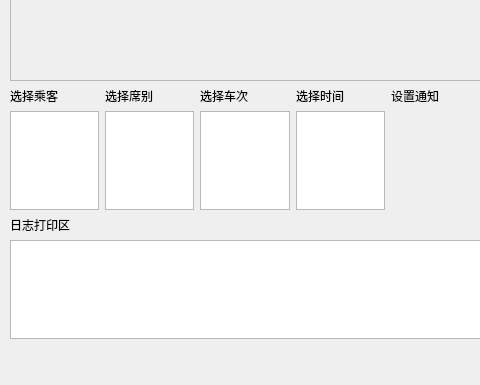
godesady/qt-12306, file UI.ui: the form before one commit; both pictures show x 0 to 480 and y 221 to 606 of the 1344 by 606 pixel window.
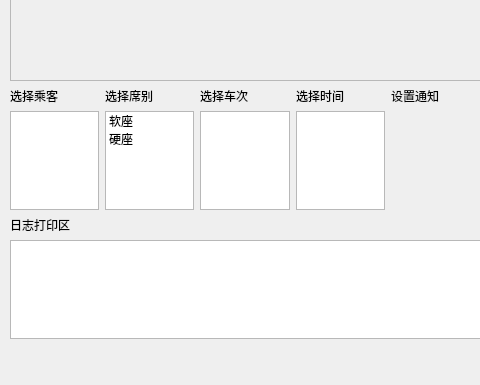
The form after the commit.

What changed in the file:
```diff
--- a/UI.ui
+++ b/UI.ui
@@ -302,7 +302,24 @@
       </widget>
      </item>
      <item row="4" column="1">
-      <widget class="QListWidget" name="listWidget"/>
+      <widget class="QListWidget" name="listWidget">
+       <item>
+        <property name="text">
+         <string>软座</string>
+        </property>
+        <property name="checkState">
+         <enum>Unchecked</enum>
+        </property>
+       </item>
+       <item>
+        <property name="text">
+         <string>硬座</string>
+        </property>
+        <property name="checkState">
+         <enum>Unchecked</enum>
+        </property>
+       </item>
+      </widget>
      </item>
      <item row="3" column="2">
       <widget class="QLabel" name="label_8">
```
